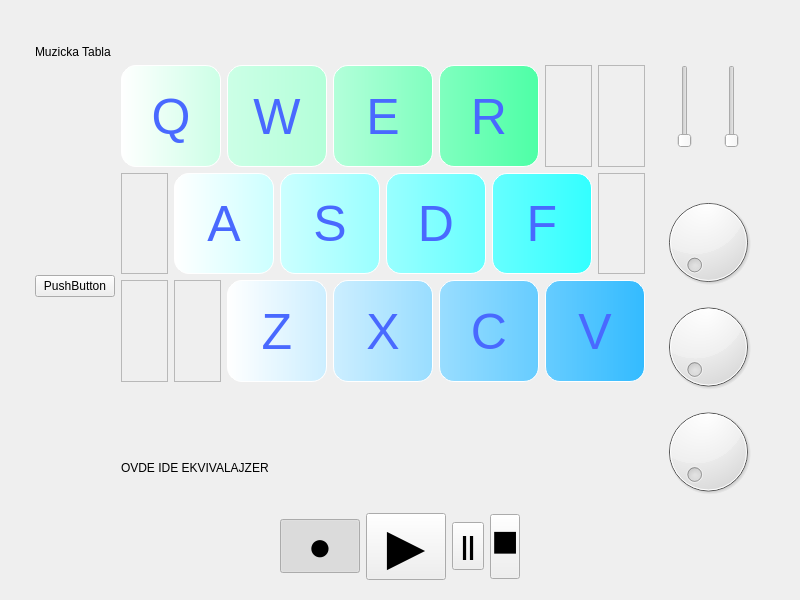
The window that src/mainwindow.ui (goldengun1/Music_Board) describes before a commit, drawn with Qt 5.
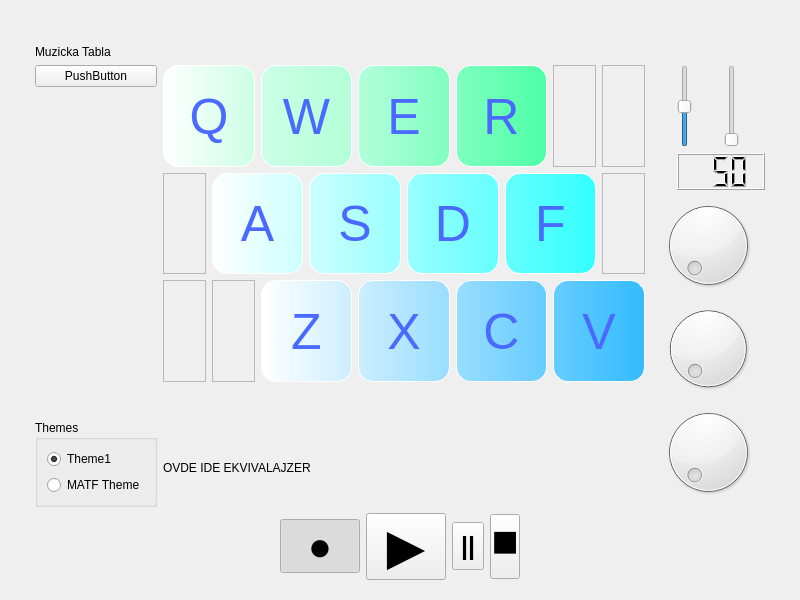
The same window after the commit. Custom widgets are drawn as their Qt base class.

Commit message: volume display dodat i odabir teme za UI

```diff
--- a/src/mainwindow.ui
+++ b/src/mainwindow.ui
@@ -10,6 +10,12 @@
     <height>600</height>
    </rect>
   </property>
+  <property name="sizePolicy">
+   <sizepolicy hsizetype="Preferred" vsizetype="Preferred">
+    <horstretch>0</horstretch>
+    <verstretch>0</verstretch>
+   </sizepolicy>
+  </property>
   <property name="minimumSize">
    <size>
     <width>800</width>
@@ -45,12 +51,78 @@
    <item row="1" column="0" rowspan="2">
     <layout class="QVBoxLayout" name="verticalLayout_2">
      <item>
-      <widget class="QPushButton" name="pushButton_8">
+      <widget class="QPushButton" name="pushButton">
+       <property name="sizePolicy">
+        <sizepolicy hsizetype="Preferred" vsizetype="Preferred">
+         <horstretch>0</horstretch>
+         <verstretch>0</verstretch>
+        </sizepolicy>
+       </property>
+       <property name="styleSheet">
+        <string notr="true"/>
+       </property>
        <property name="text">
         <string>PushButton</string>
        </property>
       </widget>
      </item>
+     <item>
+      <spacer name="verticalSpacer_4">
+       <property name="orientation">
+        <enum>Qt::Vertical</enum>
+       </property>
+       <property name="sizeHint" stdset="0">
+        <size>
+         <width>20</width>
+         <height>40</height>
+        </size>
+       </property>
+      </spacer>
+     </item>
+     <item alignment="Qt::AlignHCenter|Qt::AlignVCenter">
+      <widget class="QGroupBox" name="groupBox">
+       <property name="sizePolicy">
+        <sizepolicy hsizetype="Preferred" vsizetype="Preferred">
+         <horstretch>0</horstretch>
+         <verstretch>0</verstretch>
+        </sizepolicy>
+       </property>
+       <property name="title">
+        <string>Themes</string>
+       </property>
+       <property name="flat">
+        <bool>false</bool>
+       </property>
+       <property name="checkable">
+        <bool>false</bool>
+       </property>
+       <property name="checked">
+        <bool>false</bool>
+       </property>
+       <layout class="QVBoxLayout" name="verticalLayout_3">
+        <item>
+         <widget class="QRadioButton" name="radioTheme1">
+          <property name="styleSheet">
+           <string notr="true"/>
+          </property>
+          <property name="text">
+           <string>Theme1</string>
+          </property>
+          <property name="checked">
+           <bool>true</bool>
+          </property>
+         </widget>
+        </item>
+        <item>
+         <widget class="QRadioButton" name="radioTheme2">
+          <property name="text">
+           <string>MATF Theme</string>
+          </property>
+         </widget>
+        </item>
+       </layout>
+      </widget>
+     </item>
     </layout>
    </item>
    <item row="1" column="1" rowspan="2">
@@ -736,7 +808,7 @@
       </widget>
      </item>
      <item>
-      <widget class="QPushButton" name="pushButton">
+      <widget class="QPushButton" name="pbStop">
        <property name="styleSheet">
         <string notr="true">color: &quot;#FFFFFF&quot;;
 height: &quot;30px&quot;;
@@ -807,6 +879,12 @@
          <verstretch>0</verstretch>
         </sizepolicy>
        </property>
+       <property name="maximum">
+        <number>100</number>
+       </property>
+       <property name="value">
+        <number>50</number>
+       </property>
        <property name="orientation">
         <enum>Qt::Vertical</enum>
        </property>
@@ -864,6 +942,19 @@
        </property>
       </widget>
      </item>
+     <item row="1" column="1" colspan="4">
+      <widget class="QLCDNumber" name="lcdVolDisplay">
+       <property name="digitCount">
+        <number>3</number>
+       </property>
+       <property name="value" stdset="0">
+        <double>50.000000000000000</double>
+       </property>
+       <property name="intValue" stdset="0">
+        <number>50</number>
+       </property>
+      </widget>
+     </item>
     </layout>
    </item>
   </layout>
```
Left out of the diff: 6 changed lines with no effect on the pictures. The commit also changes 4 other files.
